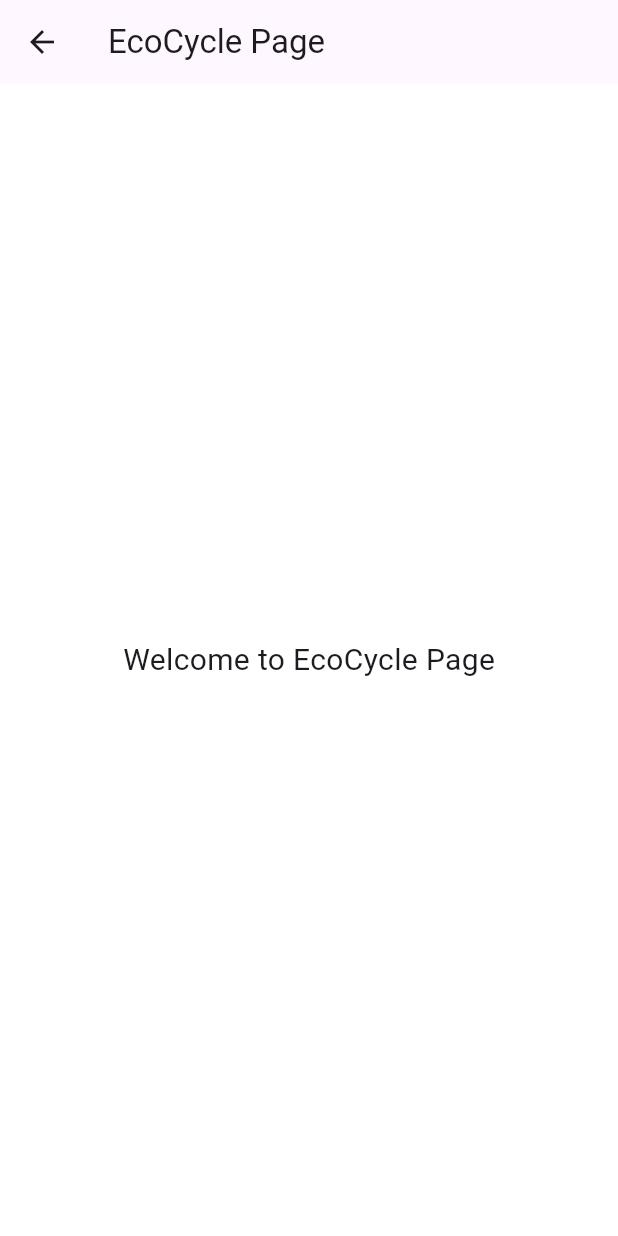
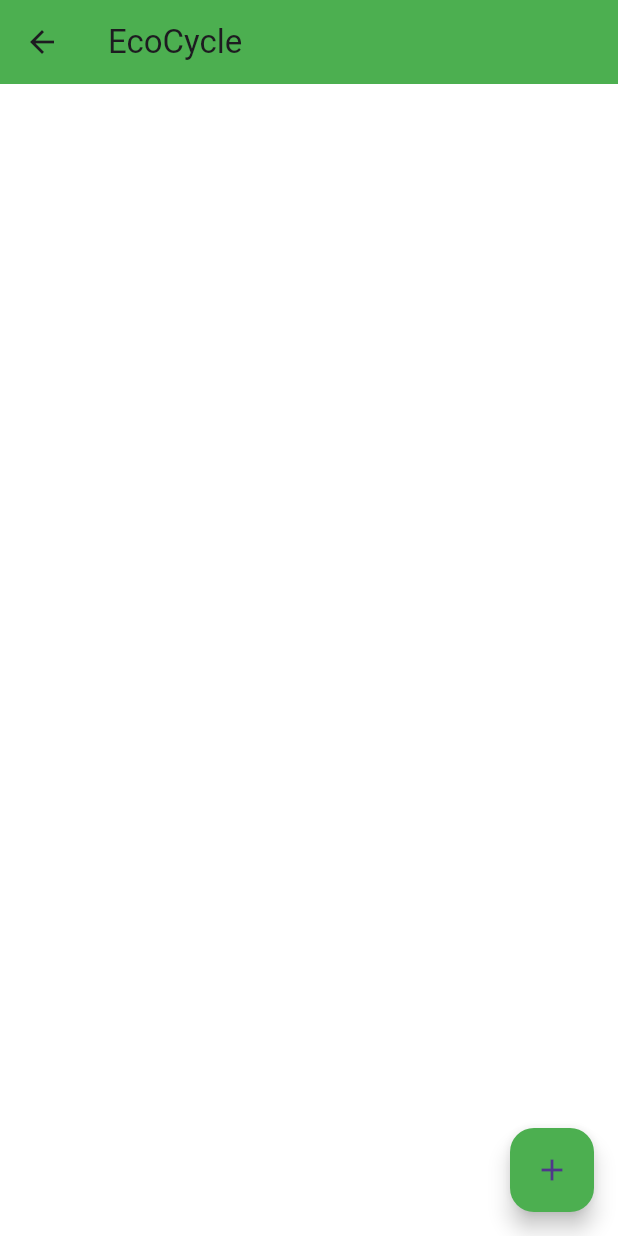
Before and after one commit to agstydva/dpbo, a Flutter app: the EcoCyclePage screen opened directly, on a phone screen of 412 x 824 dp. Run offline on Flutter 3.47's test engine with Material 3 defaults, Android fonts, the phone set to English and light mode, and no system bars; our stand-ins replace shared_preferences; accounts and stored records are empty.

Commit message:
Update Code ecocycle_page.dart

```diff
--- a/my_app/lib/screens/ecocycle_page.dart
+++ b/my_app/lib/screens/ecocycle_page.dart
@@ -1,19 +1,125 @@
 import 'package:flutter/material.dart';
+import 'package:shared_preferences/shared_preferences.dart';
+import 'dart:convert';  // Untuk encoding dan decoding data produk
+import 'addproduct.dart';
 
-class EcoCyclePage extends StatelessWidget {
-  const EcoCyclePage({super.key});
+class EcoCyclePage extends StatefulWidget {
+  @override
+  _EcoCyclePageState createState() => _EcoCyclePageState();
+}
+
+class _EcoCyclePageState extends State<EcoCyclePage> {
+  List<Map<String, String>> products = [];
+
+  @override
+  void initState() {
+    super.initState();
+    _loadProducts();  // Memuat produk saat halaman pertama kali dibuka
+  }
+
+  // Fungsi untuk memuat produk dari SharedPreferences
+  _loadProducts() async {
+    final prefs = await SharedPreferences.getInstance();
+    final String? productListString = prefs.getString('products');
+    if (productListString != null) {
+      List<Map<String, String>> loadedProducts = List<Map<String, String>>.from(
+        json.decode(productListString).map((item) => Map<String, String>.from(item))
+      );
+      setState(() {
+        products = loadedProducts;
+      });
+    }
+  }
+
+  // Fungsi untuk menyimpan produk ke SharedPreferences
+  _saveProducts() async {
+    final prefs = await SharedPreferences.getInstance();
+    String productListString = json.encode(products);
+    prefs.setString('products', productListString);
+  }
+
+  // Fungsi untuk menambah produk
+  void addProduct(Map<String, String> newProduct) {
+    setState(() {
+      products.add(newProduct);
+    });
+    _saveProducts();  // Simpan data produk setelah ditambah
+  }
+
+  // Fungsi untuk menghapus produk
+  void deleteProduct(int index) {
+    setState(() {
+      products.removeAt(index);
+    });
+    _saveProducts();  // Simpan data produk setelah dihapus
+  }
 
   @override
   Widget build(BuildContext context) {
     return Scaffold(
       appBar: AppBar(
-        title: const Text("EcoCycle Page"),
+        title: Text("EcoCycle"),
+        backgroundColor: Colors.green,
       ),
-      body: const Center(
-        child: Text(
-          "Welcome to EcoCycle Page",
-          style: TextStyle(fontSize: 20),
+      body: GridView.builder(
+        padding: EdgeInsets.all(16),
+        gridDelegate: SliverGridDelegateWithFixedCrossAxisCount(
+          crossAxisCount: 2,
+          crossAxisSpacing: 16,
+          mainAxisSpacing: 16,
+          childAspectRatio: 0.7,
         ),
+        itemCount: products.length,
+        itemBuilder: (context, index) {
+          final product = products[index];
+          return Container(
+            decoration: BoxDecoration(
+              color: Colors.grey[200],
+              borderRadius: BorderRadius.circular(8),
+            ),
+            child: Column(
+              mainAxisAlignment: MainAxisAlignment.center,
+              children: [
+                Container(
+                  height: 120,
+                  decoration: BoxDecoration(
+                    borderRadius: BorderRadius.circular(8),
+                    image: DecorationImage(
+                      image: AssetImage(product['image']!),
+                      fit: BoxFit.contain,
+                    ),
+                  ),
+                ),
+                SizedBox(height: 8),
+                Text(
+                  product['name']!,
+                  style: TextStyle(fontWeight: FontWeight.bold),
+                  textAlign: TextAlign.center,
+                ),
+                SizedBox(height: 8),
+                // Tambahkan tombol delete
+                IconButton(
+                  icon: Icon(Icons.delete, color: Colors.red),
+                  onPressed: () {
+                    deleteProduct(index);  // Menghapus produk berdasarkan index
+                  },
+                ),
+              ],
+            ),
+          );
+        },
+      ),
+      floatingActionButton: FloatingActionButton(
+        backgroundColor: Colors.green,
+        onPressed: () {
+          Navigator.push(
+            context,
+            MaterialPageRoute(
+              builder: (context) => AddProductPage(onAddProduct: addProduct),
+            ),
+          );
+        },
+        child: Icon(Icons.add),
       ),
     );
   }
```
